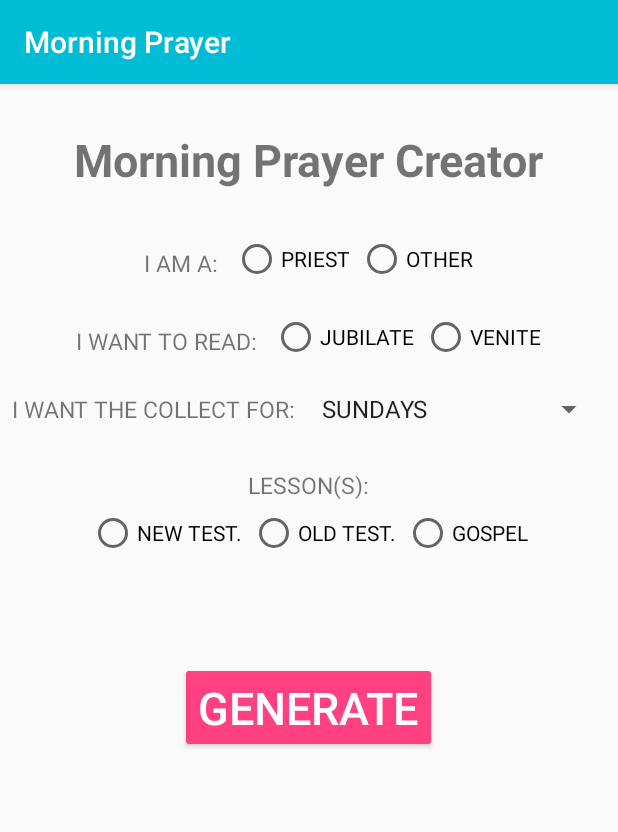
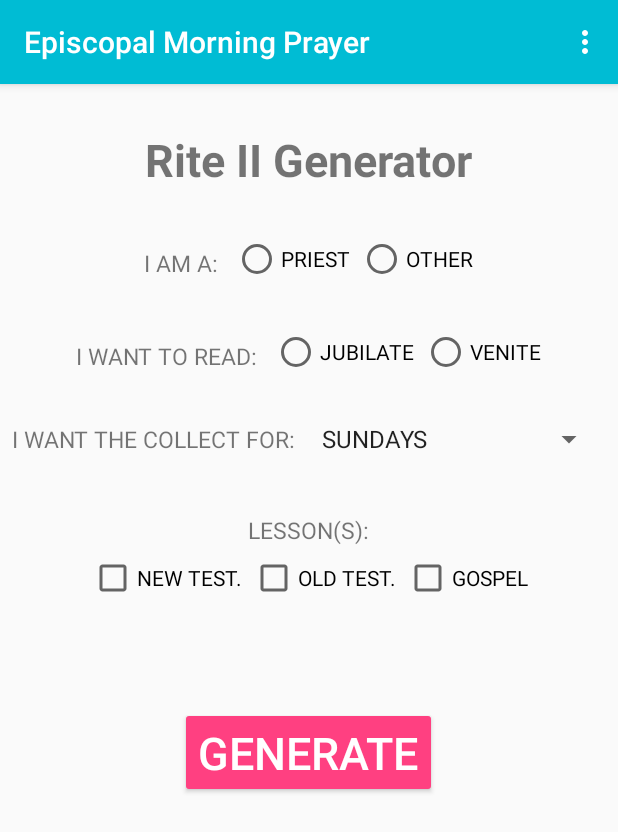
Before and after one commit to rynstwrt/Morning-Prayer-Generator, an Android app: the screen it shows after launch (MainActivity), on a phone screen of 412 x 824 dp. Shown: the top 832 px of the screen. Run offline under Robolectric (Android 15) with nearby library versions, the phone set to English and light mode, and no system bars.

Commit message:
Icons/Bug Fixes
Fixed issue with loading bar on back button press. Added pause/play buttons, as well as about menu. Removed Thanksgiving button on main menu, and fixed imports.

```diff
--- a/MorningPrayerRevisited/app/src/main/java/ryanstewartalex/pw/morningprayerrevisited/IdlePage.java
+++ b/MorningPrayerRevisited/app/src/main/java/ryanstewartalex/pw/morningprayerrevisited/IdlePage.java
@@ -76,6 +76,7 @@ public class IdlePage extends AppCompatActivity {
             getGenActivity.putExtra("gospel", isGospel);
 
             startActivity(getGenActivity);
+            finish();
         }
 
     }
--- a/MorningPrayerRevisited/app/src/main/java/ryanstewartalex/pw/morningprayerrevisited/MainActivity.java
+++ b/MorningPrayerRevisited/app/src/main/java/ryanstewartalex/pw/morningprayerrevisited/MainActivity.java
@@ -1,18 +1,26 @@
 package ryanstewartalex.pw.morningprayerrevisited;
 
+import android.content.DialogInterface;
 import android.content.Intent;
+import android.support.v7.app.AlertDialog;
 import android.support.v7.app.AppCompatActivity;
 import android.os.Bundle;
+import android.text.Html;
+import android.text.SpannableString;
+import android.text.util.Linkify;
+import android.view.Menu;
+import android.view.MenuInflater;
+import android.view.MenuItem;
 import android.view.View;
 import android.widget.ArrayAdapter;
+import android.widget.CheckBox;
 import android.widget.RadioButton;
 import android.widget.Spinner;
 
-import java.lang.reflect.Array;
-
 public class MainActivity extends AppCompatActivity {
 
-    RadioButton clergyPos1, clergyPos2, reading1, reading2, lesson1, lesson2, lesson3;
+    RadioButton clergyPos1, clergyPos2, reading1, reading2;
+    CheckBox lesson1, lesson2, lesson3;
     Spinner collect;
 
     @Override
@@ -33,16 +41,37 @@ public class MainActivity extends AppCompatActivity {
         reading1 = (RadioButton) findViewById(R.id.reading1);
         reading2 = (RadioButton) findViewById(R.id.reading2);
         collect = (Spinner) findViewById(R.id.collect_spinner);
-        lesson1 = (RadioButton) findViewById(R.id.lesson1);
-        lesson2 = (RadioButton) findViewById(R.id.lesson2);
-        lesson3 = (RadioButton) findViewById(R.id.lesson3);
-
-
+        lesson1 = (CheckBox) findViewById(R.id.lesson1);
+        lesson2 = (CheckBox) findViewById(R.id.lesson2);
+        lesson3 = (CheckBox) findViewById(R.id.lesson3);
 
     }
 
+    @Override
+    public boolean onCreateOptionsMenu(Menu menu) {
+        getMenuInflater().inflate(R.menu.menu_main, menu);
+        return true;
+    }
+
+    @Override
+    public boolean onOptionsItemSelected(MenuItem item) {
+
+        switch (item.getItemId()) {
+            case R.id.action_about:
+                AlertDialog.Builder b = new AlertDialog.Builder(this);
+                AlertDialog ad = b.create();
+
+                b.setTitle("About").setMessage("© Ryan Stewart 2017 held under proprietary license. Developed for Resurrection Episcopal Church at resurrectionplano.org.").setPositiveButton("Ok", (dialog, which) -> {
+                    ad.cancel();
+                });
+                b.show();
+                break;
+        }
+        return super.onOptionsItemSelected(item);
+    }
+
     public void generateTextButtonDown(View view) {
-
+        if ((clergyPos1.isChecked() || clergyPos2.isChecked()) && (reading1.isChecked() || reading2.isChecked()) && (lesson1.isChecked() || lesson2.isChecked() || lesson3.isChecked())) {
             Intent getIdleActivity = new Intent(MainActivity.this, IdlePage.class);
 
             getIdleActivity.putExtra("isPriest", clergyPos1.isChecked());
@@ -53,5 +82,14 @@ public class MainActivity extends AppCompatActivity {
             getIdleActivity.putExtra("gospel", lesson3.isChecked());
 
             startActivity(getIdleActivity);
+        } else {
+            AlertDialog.Builder b = new AlertDialog.Builder(this);
+            AlertDialog ad = b.create();
+
+            b.setTitle("Error").setMessage("Please fill out all options.").setPositiveButton("Ok", (dialog, which) -> {
+                ad.cancel();
+            });
+            b.show();
         }
     }
+}
--- a/MorningPrayerRevisited/app/src/main/res/layout/activity_main.xml
+++ b/MorningPrayerRevisited/app/src/main/res/layout/activity_main.xml
@@ -1,6 +1,5 @@
 <?xml version="1.0" encoding="utf-8"?>
 <LinearLayout xmlns:android="http://schemas.android.com/apk/res/android"
-    xmlns:app="http://schemas.android.com/apk/res-auto"
     xmlns:tools="http://schemas.android.com/tools"
     android:layout_width="match_parent"
     android:layout_height="match_parent"
@@ -11,7 +10,7 @@
     <TextView
         android:layout_width="wrap_content"
         android:layout_height="wrap_content"
-        android:text="Morning Prayer Creator"
+        android:text="@string/header_text"
         android:textSize="30sp"
         android:layout_marginTop="30dp"
         android:textStyle="bold"/>
@@ -54,7 +53,7 @@
         android:layout_width="wrap_content"
         android:layout_height="wrap_content"
         android:orientation="horizontal"
-        android:layout_marginTop="20dp">
+        android:layout_marginTop="30dp">
 
         <TextView
             android:layout_width="wrap_content"
@@ -87,7 +86,7 @@
     <LinearLayout
         android:layout_width="wrap_content"
         android:layout_height="wrap_content"
-        android:layout_marginTop="20dp"
+        android:layout_marginTop="30dp"
         android:orientation="horizontal"
         android:gravity="center">
 
@@ -111,7 +110,7 @@
         android:layout_width="wrap_content"
         android:layout_height="wrap_content"
         android:orientation="vertical"
-        android:layout_marginTop="20dp">
+        android:layout_marginTop="30dp">
 
         <TextView
             android:layout_width="wrap_content"
@@ -125,21 +124,22 @@
         <LinearLayout android:layout_height="wrap_content"
             android:layout_width="wrap_content"
             android:orientation="horizontal">
-            <RadioButton
+
+            <CheckBox
                 android:layout_width="wrap_content"
                 android:layout_height="wrap_content"
                 android:layout_marginRight="5dp"
                 android:text="@string/lesson_second"
                 android:id="@+id/lesson2"/>
 
-            <RadioButton
+            <CheckBox
                 android:layout_width="wrap_content"
                 android:layout_height="wrap_content"
                 android:text="@string/lesson_first"
                 android:layout_marginRight="5dp"
                 android:id="@+id/lesson1"/>
 
-            <RadioButton
+            <CheckBox
                 android:layout_width="wrap_content"
                 android:layout_height="wrap_content"
                 android:text="@string/lesson_third"
@@ -158,5 +158,4 @@
         android:textSize="30sp"
         android:id="@+id/generate_button"
         android:onClick="generateTextButtonDown"/>
-
 </LinearLayout>
--- /dev/null
+++ b/MorningPrayerRevisited/app/src/main/res/menu/menu_main.xml
@@ -0,0 +1,8 @@
+<?xml version="1.0" encoding="utf-8"?>
+<menu xmlns:android="http://schemas.android.com/apk/res/android">
+    <item
+        android:id="@+id/action_about"
+        android:title="About"
+        />
+
+</menu>
```
Also changed, not shown: MorningPrayerRevisited/app/src/main/java/ryanstewartalex/pw/morningprayerrevisited/ChristianEvents.java (+0 -21 lines), MorningPrayerRevisited/app/src/main/java/ryanstewartalex/pw/morningprayerrevisited/GeneratedPage.java (+30 -12 lines), MorningPrayerRevisited/app/src/main/res/drawable/ic_pause_black_24dp.xml (added, +9 -0 lines), MorningPrayerRevisited/app/src/main/res/drawable/ic_play_arrow_black_24dp.xml (added, +9 -0 lines), MorningPrayerRevisited/app/src/main/res/menu/menu_generated.xml (added, +10 -0 lines), MorningPrayerRevisited/app/src/main/res/values/strings.xml (+3 -7 lines). Lines whose indentation alone changed are shown as unchanged.
